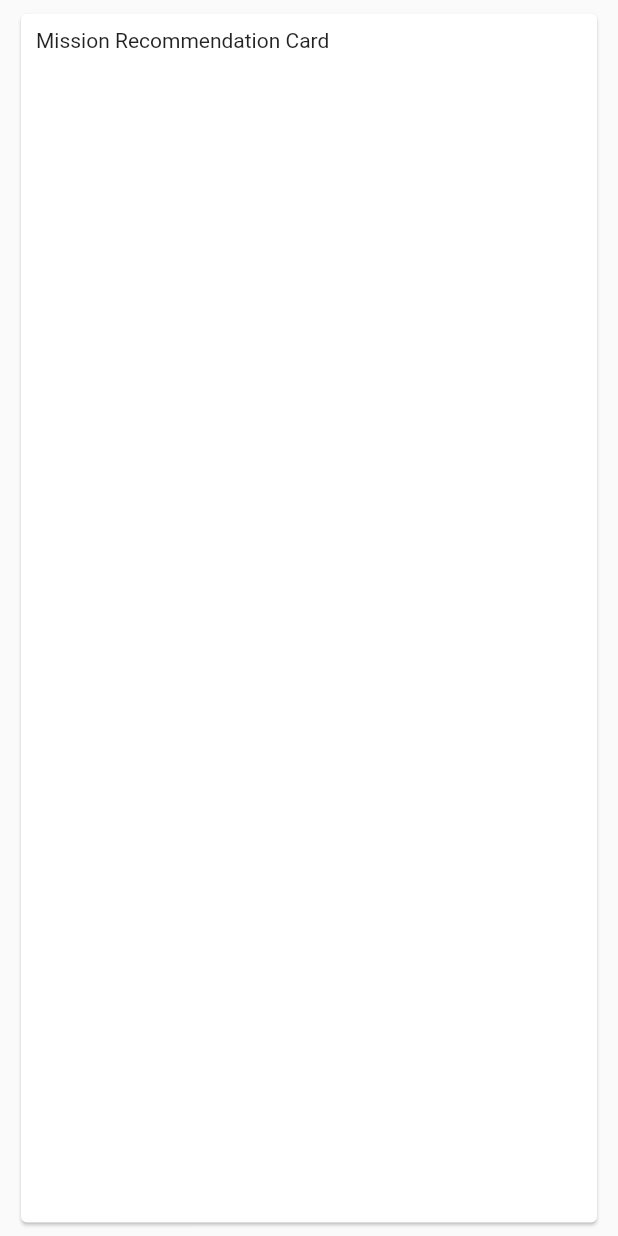
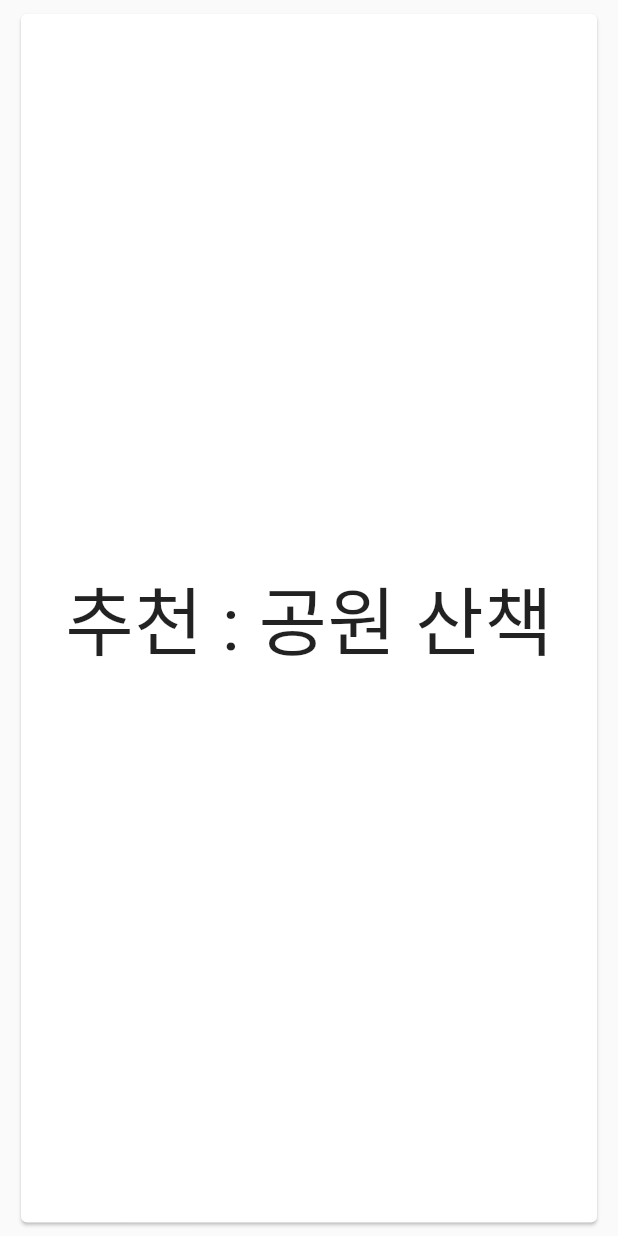
Before and after one commit to GDSC-CAU/Wiro-Flutter-App, a Flutter app: the MissionRecommendCard widget shown alone on an empty page, opened directly, on a phone screen of 412 x 824 dp. Run offline on Flutter 3.47's test engine with Material 2 defaults, Android fonts, the phone set to English and light mode, and no system bars; our stand-ins replace firebase_auth, firebase_core, google_sign_in; accounts and stored records are empty; generated files the repository leaves out were written again.

Commit message:
Update mission.dart : Added Mission Recommendation Card Component

```diff
--- a/lib/pages/Mission.dart
+++ b/lib/pages/Mission.dart
@@ -37,7 +37,14 @@ class _MissionRecommendCardState extends State<MissionRecommendCard> {
           child: SizedBox(
             height: double.infinity,
             width: double.infinity,
-            child: Text("Mission Recommendation Card"),
+            child: Center(
+              child: Text("추천 : 공원 산책",
+                textAlign: TextAlign.center,
+                style: TextStyle(
+                    fontSize: 50
+                )
+              )
+            ),
           )
         )
       )
```
